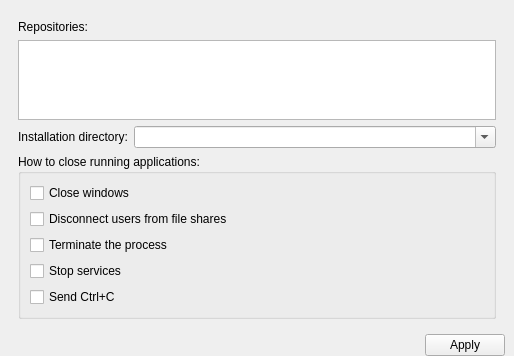
First picture: the form in npackdg/src/settingsframe.ui, repository npackd/npackd-cpp, before the edit.
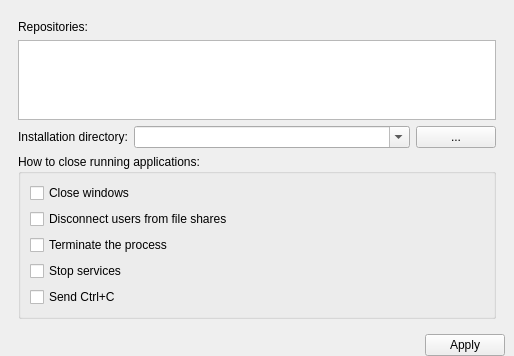
Second picture: the form after the edit.

Commit message: dialog for choosing an installation directory

```diff
--- a/npackdg/src/settingsframe.ui
+++ b/npackdg/src/settingsframe.ui
@@ -85,7 +85,7 @@
        </widget>
       </item>
       <item>
-       <layout class="QHBoxLayout" name="horizontalLayout_2" stretch="0,1">
+       <layout class="QHBoxLayout" name="horizontalLayout_2" stretch="0,1,0">
         <item>
          <widget class="QLabel" name="label_2">
           <property name="text">
@@ -120,6 +120,13 @@
           </property>
          </widget>
         </item>
+        <item>
+         <widget class="QPushButton" name="pushButton">
+          <property name="text">
+           <string>...</string>
+          </property>
+         </widget>
+        </item>
        </layout>
       </item>
       <item>
```
The commit also changes 2 other files.
